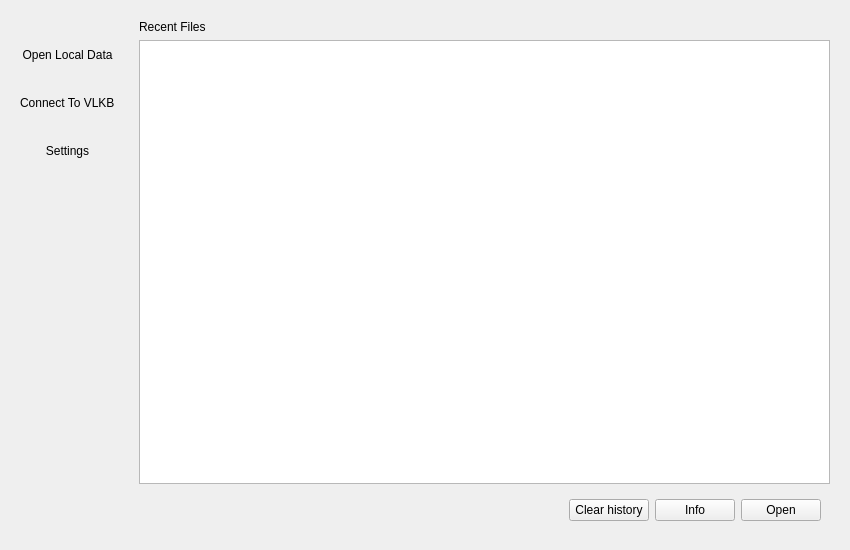
Before: the Qt Designer form Code/ui/startupwindow.ui in VisIVOLab/ViaLacteaVisualAnalytics, drawn with Qt 5.
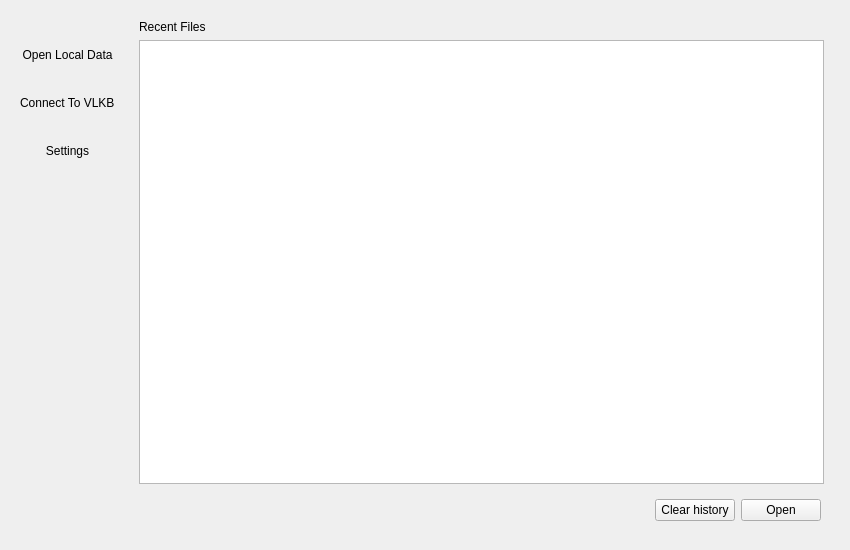
After: the same form once the commit is applied. Icons and pictures are not drawn. Custom widgets are drawn as their Qt base class.

Patch:
```diff
--- a/Code/ui/startupwindow.ui
+++ b/Code/ui/startupwindow.ui
@@ -137,7 +137,7 @@
    </item>
    <item>
     <widget class="QWidget" name="rigthContainer" native="true">
-     <layout class="QVBoxLayout" name="verticalLayout_3" stretch="0,0,0">
+     <layout class="QVBoxLayout" name="verticalLayout_2">
       <item>
        <widget class="QLabel" name="label_5">
         <property name="text">
@@ -146,7 +146,14 @@
        </widget>
       </item>
       <item>
-       <widget class="QListView" name="historyArea"/>
+       <layout class="QHBoxLayout" name="horizontalLayout_3">
+        <item>
+         <widget class="QListView" name="historyArea"/>
+        </item>
+        <item>
+         <widget class="FitsHeaderViewer" name="headerViewer" native="true"/>
+        </item>
+       </layout>
       </item>
       <item>
        <widget class="QWidget" name="buttonArea" native="true">
@@ -171,13 +178,6 @@
            </property>
           </widget>
          </item>
-         <item>
-          <widget class="QPushButton" name="infoPushButton">
-           <property name="text">
-            <string>Info</string>
-           </property>
-          </widget>
-         </item>
          <item>
           <widget class="QPushButton" name="openPushButton">
            <property name="text">
@@ -193,6 +193,14 @@
    </item>
   </layout>
  </widget>
+ <customwidgets>
+  <customwidget>
+   <class>FitsHeaderViewer</class>
+   <extends>QWidget</extends>
+   <header location="global">src/fitsheaderviewer.h</header>
+   <container>1</container>
+  </customwidget>
+ </customwidgets>
  <resources>
   <include location="../visivo.qrc"/>
  </resources>
```
